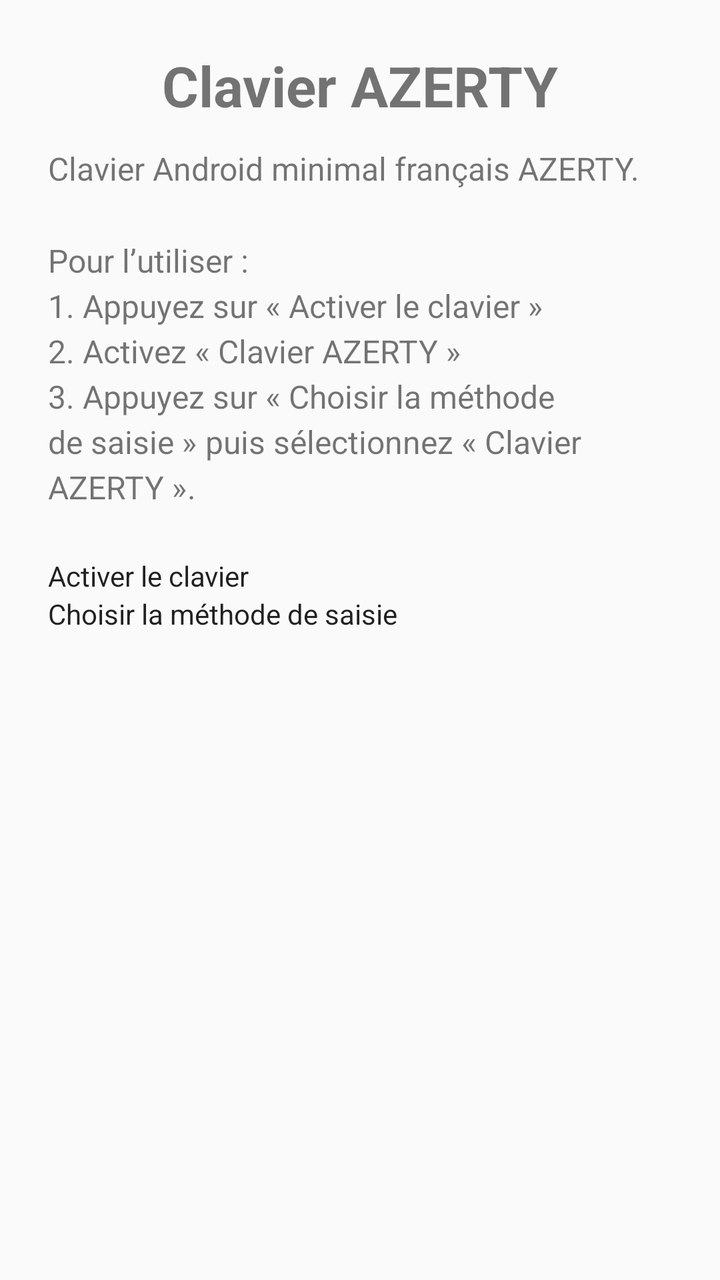
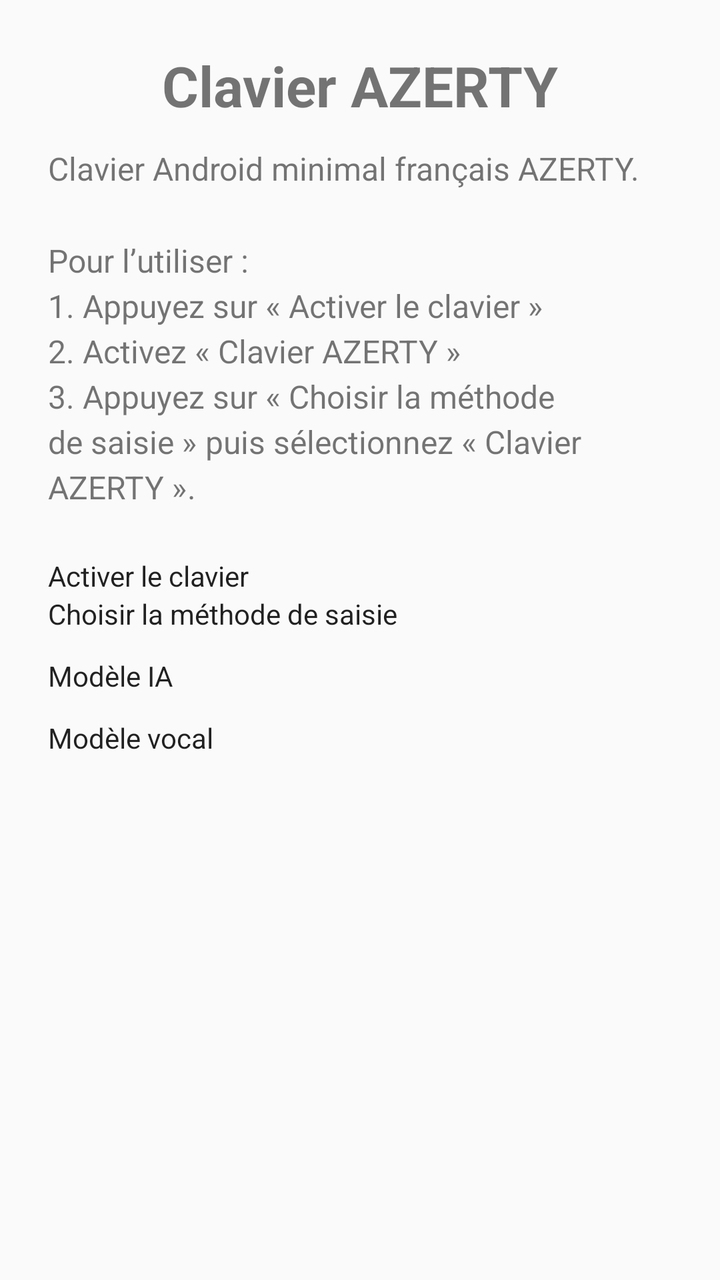

Screens rendered from an Android XML layout before and after an edit, with the pre-edit source and the edit as a unified diff.
<!-- AndroidManifest.xml: application theme AppTheme -->
<!-- res/layout/activity_main.xml -->
<?xml version="1.0" encoding="utf-8"?>
<LinearLayout xmlns:android="http://schemas.android.com/apk/res/android"
    android:layout_width="match_parent"
    android:layout_height="match_parent"
    android:orientation="vertical"
    android:gravity="center_horizontal"
    android:padding="24dp">

    <TextView
        android:layout_width="wrap_content"
        android:layout_height="wrap_content"
        android:text="@string/main_title"
        android:textSize="28sp"
        android:textStyle="bold"
        android:layout_marginBottom="12dp"
        android:contentDescription="@null" />

    <TextView
        android:layout_width="match_parent"
        android:layout_height="wrap_content"
        android:text="@string/main_description"
        android:textSize="16sp"
        android:lineSpacingMultiplier="1.2"
        android:layout_marginBottom="24dp" />

    <Button
        android:id="@+id/button_enable"
        android:layout_width="match_parent"
        android:layout_height="wrap_content"
        android:text="@string/button_enable" />

    <Button
        android:id="@+id/button_select"
        android:layout_width="match_parent"
        android:layout_height="wrap_content"
        android:text="@string/button_select" />

</LinearLayout>
<!-- resources referenced by this layout -->
<resources>
  <string name="button_enable">Activer le clavier</string>
  <string name="button_select">Choisir la méthode de saisie</string>
  <string name="main_description">Clavier Android minimal français AZERTY.\n\nPour l’utiliser :\n1. Appuyez sur « Activer le clavier »\n2. Activez « Clavier AZERTY »\n3. Appuyez sur « Choisir la méthode de saisie » puis sélectionnez « Clavier AZERTY ».</string>
  <string name="main_title">Clavier AZERTY</string>
  <style name="AppTheme" parent="android:Theme.Material.Light.DarkActionBar">
          <item name="android:colorAccent">#5A7FD4</item>
      </style>
</resources>

<!-- the commit's change to res/layout/activity_main.xml (unified diff, before → after) -->
@@ -35,4 +35,18 @@
         android:layout_height="wrap_content"
         android:text="@string/button_select" />
 
+    <Button
+        android:id="@+id/button_model_settings"
+        android:layout_width="match_parent"
+        android:layout_height="wrap_content"
+        android:layout_marginTop="12dp"
+        android:text="@string/button_model_settings" />
+
+    <Button
+        android:id="@+id/button_voice_model_settings"
+        android:layout_width="match_parent"
+        android:layout_height="wrap_content"
+        android:layout_marginTop="12dp"
+        android:text="@string/button_voice_model_settings" />
+
 </LinearLayout>
<!-- resource entries referenced after the edit -->
@@ -1,7 +1,9 @@
 <!-- resources referenced by this layout -->
 <resources>
   <string name="button_enable">Activer le clavier</string>
+  <string name="button_model_settings">Modèle IA</string>
   <string name="button_select">Choisir la méthode de saisie</string>
+  <string name="button_voice_model_settings">Modèle vocal</string>
   <string name="main_description">Clavier Android minimal français AZERTY.\n\nPour l’utiliser :\n1. Appuyez sur « Activer le clavier »\n2. Activez « Clavier AZERTY »\n3. Appuyez sur « Choisir la méthode de saisie » puis sélectionnez « Clavier AZERTY ».</string>
   <string name="main_title">Clavier AZERTY</string>
   <style name="AppTheme" parent="android:Theme.Material.Light.DarkActionBar">
